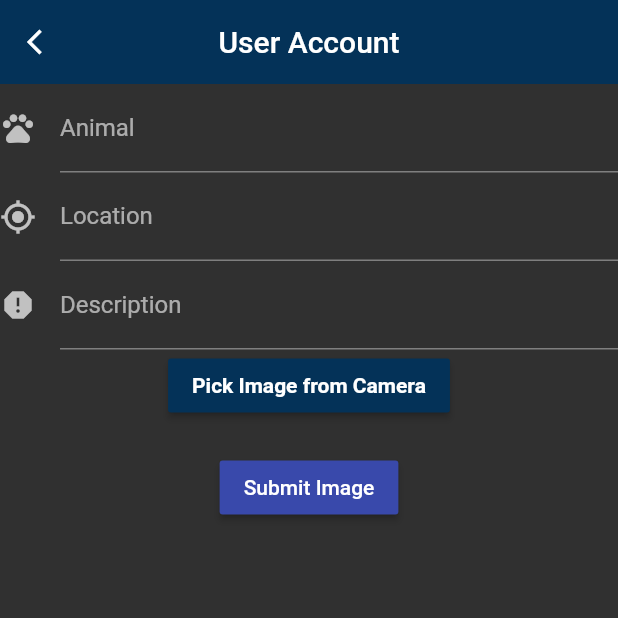
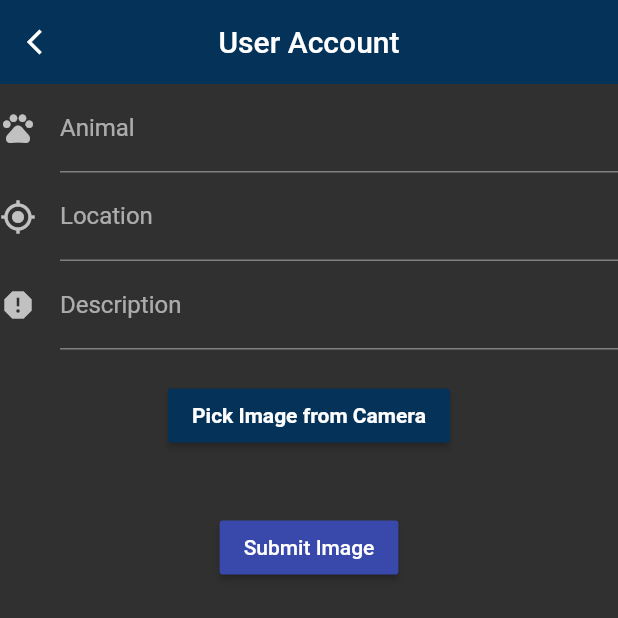
Before and after one commit to HASATD/DASS-Project, a Flutter app: the MyCustomForm screen opened directly with empty values, on a phone screen of 412 x 824 dp, the top half of it. Run offline on Flutter 3.47's test engine with Material 2 defaults, Android fonts, the phone set to English and light mode, and no system bars; our stand-ins replace cloud_firestore, firebase_auth, firebase_core, firebase_storage, fluttertoast, google_sign_in and 2 more; accounts and stored records are empty.

Commit message:
Image preview added in Req for help

```diff
--- a/petlove/lib/mainkk.dart
+++ b/petlove/lib/mainkk.dart
@@ -185,6 +185,9 @@ class MyCustomFormState extends State<MyCustomForm> {
                 labelText: 'Description',
               ),
             ),
+            SizedBox(
+              height: 20,
+            ),
             Center(
               child: Column(
                 children: [
@@ -197,6 +200,19 @@ class MyCustomFormState extends State<MyCustomForm> {
                       onPressed: () {
                         pickImageC();
                       }),
+                  const SizedBox(
+                    height: 20,
+                  ),
+                  image != null
+                      ? Container(
+                          height: 300,
+                          width: 300,
+                          child: Image.file(
+                            image!,
+                            fit: BoxFit.contain,
+                          ),
+                        )
+                      : Container(),
                   const SizedBox(
                     height: 20,
                   ),
```
